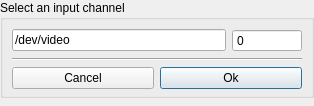
This is src/display/qt/dialogs/ui/linux_device_selector_dialog.ui in mrehkopf/vcs as Qt 5 draws it before an edit. The edited form follows.
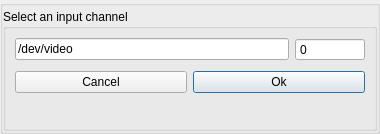
This is the edited form.

```diff
--- a/src/display/qt/dialogs/ui/linux_device_selector_dialog.ui
+++ b/src/display/qt/dialogs/ui/linux_device_selector_dialog.ui
@@ -6,22 +6,43 @@
    <rect>
     <x>0</x>
     <y>0</y>
-    <width>314</width>
-    <height>106</height>
+    <width>380</width>
+    <height>134</height>
    </rect>
   </property>
   <property name="windowTitle">
    <string>Dialog</string>
   </property>
+  <layout class="QVBoxLayout" name="verticalLayout_3">
+   <property name="spacing">
+    <number>0</number>
+   </property>
+   <property name="leftMargin">
+    <number>0</number>
+   </property>
+   <property name="topMargin">
+    <number>0</number>
+   </property>
+   <property name="rightMargin">
+    <number>0</number>
+   </property>
+   <property name="bottomMargin">
+    <number>0</number>
+   </property>
+   <item>
+    <widget class="QGroupBox" name="groupBox_main">
+     <property name="title">
+      <string/>
+     </property>
   <layout class="QVBoxLayout" name="verticalLayout">
    <property name="spacing">
-    <number>0</number>
+       <number>3</number>
    </property>
    <property name="leftMargin">
     <number>0</number>
    </property>
    <property name="topMargin">
-    <number>0</number>
+       <number>3</number>
    </property>
    <property name="rightMargin">
     <number>0</number>
@@ -81,11 +102,20 @@
        </layout>
       </item>
       <item>
-       <widget class="Line" name="line">
+          <spacer name="verticalSpacer_2">
         <property name="orientation">
-         <enum>Qt::Horizontal</enum>
-        </property>
-       </widget>
+            <enum>Qt::Vertical</enum>
+           </property>
+           <property name="sizeType">
+            <enum>QSizePolicy::Fixed</enum>
+           </property>
+           <property name="sizeHint" stdset="0">
+            <size>
+             <width>20</width>
+             <height>4</height>
+            </size>
+           </property>
+          </spacer>
       </item>
       <item>
        <layout class="QHBoxLayout" name="horizontalLayout_2">
@@ -108,9 +138,6 @@
         </item>
        </layout>
       </item>
-     </layout>
-    </widget>
-   </item>
    <item>
     <spacer name="verticalSpacer">
      <property name="orientation">
@@ -119,10 +146,16 @@
      <property name="sizeHint" stdset="0">
       <size>
        <width>20</width>
-       <height>9999999</height>
+             <height>999999</height>
       </size>
      </property>
     </spacer>
+         </item>
+        </layout>
+       </widget>
+      </item>
+     </layout>
+    </widget>
    </item>
   </layout>
  </widget>
```
Left out of the diff: 2 changed lines with no effect on the pictures. Lines whose indentation alone changed are shown as unchanged.
